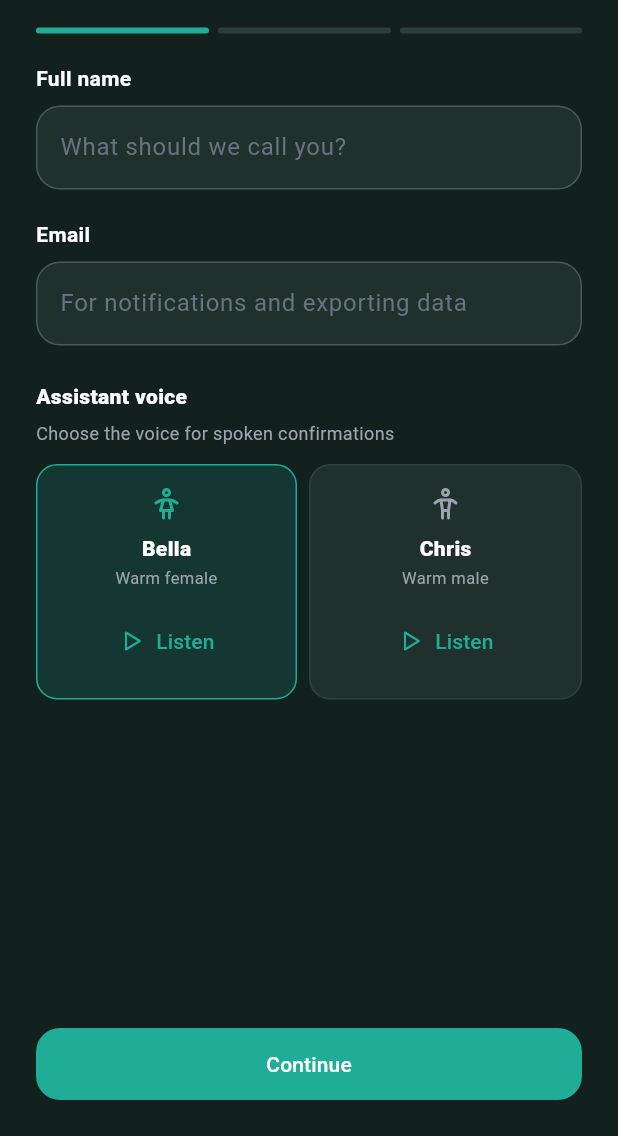
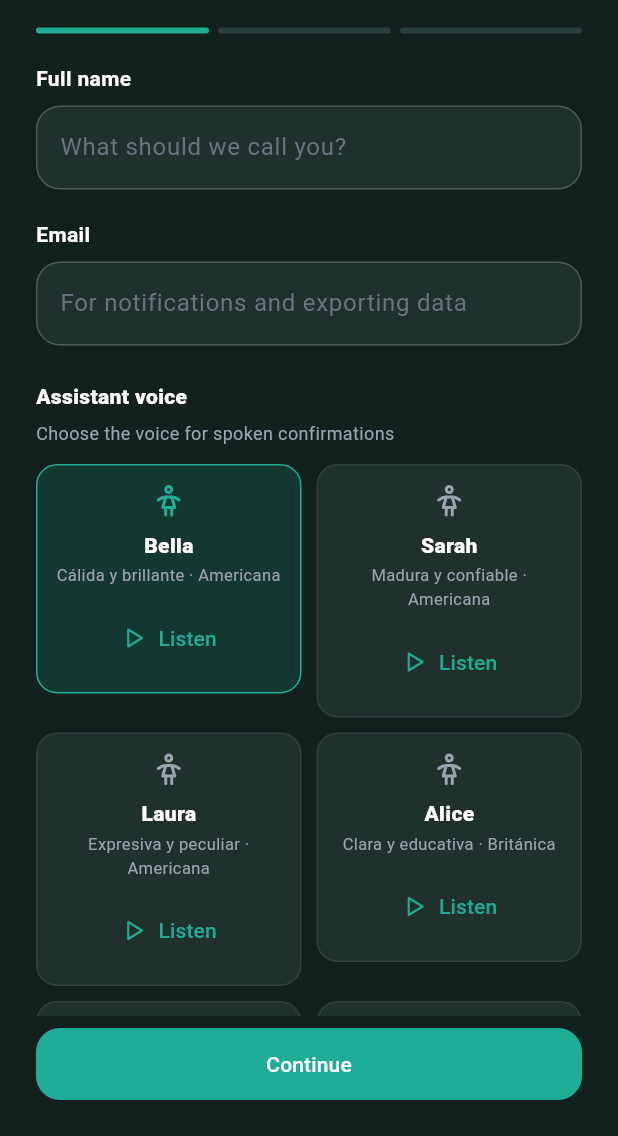
Before and after one commit to Alsahim0420/Billey, a Flutter app: the ProfileSetupScreen screen opened directly, on a phone screen of 412 x 824 dp, the part 100-1236 px from its top. Run offline on Flutter 3.47's test engine with Material 3 defaults, Android fonts, the phone set to English and light mode, and no system bars; our stand-ins replace cloud_firestore, csv, firebase_auth, firebase_core, fl_chart, flutter_local_notifications and 14 more; missing offline and left inert: audio_session, cryptography, record, zxing2; accounts and stored records are empty; statements that could not run were skipped.

Commit message:
feat(speech): add free voice catalog

```diff
--- a/lib/features/speech/application/speech_voice_provider.dart
+++ b/lib/features/speech/application/speech_voice_provider.dart
@@ -1,16 +1,22 @@
 import 'package:flutter/foundation.dart';
 import 'package:shared_preferences/shared_preferences.dart';
+
+enum SpeechVoiceGender { female, male, neutral }
 
 class SpeechVoiceOption {
   const SpeechVoiceOption({
     required this.id,
     required this.name,
-    required this.isFemale,
+    required this.gender,
+    required this.description,
   });
 
   final String id;
   final String name;
-  final bool isFemale;
+  final SpeechVoiceGender gender;
+  final String description;
+
+  bool get isFemale => gender == SpeechVoiceGender.female;
 }
 
 class SpeechVoiceProvider extends ChangeNotifier {
@@ -19,16 +25,135 @@ class SpeechVoiceProvider extends ChangeNotifier {
   static const femaleVoice = SpeechVoiceOption(
     id: 'hpp4J3VqNfWAUOO0d1Us',
     name: 'Bella',
-    isFemale: true,
+    gender: SpeechVoiceGender.female,
+    description: 'Cálida y brillante · Americana',
   );
 
   static const maleVoice = SpeechVoiceOption(
     id: 'iP95p4xoKVk53GoZ742B',
     name: 'Chris',
-    isFemale: false,
+    gender: SpeechVoiceGender.male,
+    description: 'Cercana y natural · Americano',
   );
 
-  static const options = [femaleVoice, maleVoice];
+  static const options = [
+    femaleVoice,
+    SpeechVoiceOption(
+      id: 'EXAVITQu4vr4xnSDxMaL',
+      name: 'Sarah',
+      gender: SpeechVoiceGender.female,
+      description: 'Madura y confiable · Americana',
+    ),
+    SpeechVoiceOption(
+      id: 'FGY2WhTYpPnrIDTdsKH5',
+      name: 'Laura',
+      gender: SpeechVoiceGender.female,
+      description: 'Expresiva y peculiar · Americana',
+    ),
+    SpeechVoiceOption(
+      id: 'Xb7hH8MSUJpSbSDYk0k2',
+      name: 'Alice',
+      gender: SpeechVoiceGender.female,
+      description: 'Clara y educativa · Británica',
+    ),
+    SpeechVoiceOption(
+      id: 'XrExE9yKIg1WjnnlVkGX',
+      name: 'Matilda',
+      gender: SpeechVoiceGender.female,
+      description: 'Profesional y clara · Americana',
+    ),
+    SpeechVoiceOption(
+      id: 'cgSgspJ2msm6clMCkdW9',
+      name: 'Jessica',
+      gender: SpeechVoiceGender.female,
+      description: 'Alegre y cálida · Americana',
+    ),
+    SpeechVoiceOption(
+      id: 'pFZP5JQG7iQjIQuC4Bku',
+      name: 'Lily',
+      gender: SpeechVoiceGender.female,
+      description: 'Suave y elegante · Británica',
+    ),
+    maleVoice,
+    SpeechVoiceOption(
+      id: 'CwhRBWXzGAHq8TQ4Fs17',
+      name: 'Roger',
+      gender: SpeechVoiceGender.male,
+      description: 'Casual y relajado · Americano',
+    ),
+    SpeechVoiceOption(
+      id: 'IKne3meq5aSn9XLyUdCD',
+      name: 'Charlie',
+      gender: SpeechVoiceGender.male,
+      description: 'Profundo y enérgico · Australiano',
+    ),
+    SpeechVoiceOption(
+      id: 'JBFqnCBsd6RMkjVDRZzb',
+      name: 'George',
+      gender: SpeechVoiceGender.male,
+      description: 'Narrador cálido · Británico',
+    ),
+    SpeechVoiceOption(
+      id: 'N2lVS1w4EtoT3dr4eOWO',
+      name: 'Callum',
+      gender: SpeechVoiceGender.male,
+      description: 'Ronco y expresivo · Americano',
+    ),
+    SpeechVoiceOption(
+      id: 'SOYHLrjzK2X1ezoPC6cr',
+      name: 'Harry',
+      gender: SpeechVoiceGender.male,
+      description: 'Intenso y fuerte · Americano',
+    ),
+    SpeechVoiceOption(
+      id: 'TX3LPaxmHKxFdv7VOQHJ',
+      name: 'Liam',
+      gender: SpeechVoiceGender.male,
+      description: 'Joven y energético · Americano',
+    ),
+    SpeechVoiceOption(
+      id: 'bIHbv24MWmeRgasZH58o',
+      name: 'Will',
+      gender: SpeechVoiceGender.male,
+      description: 'Relajado y optimista · Americano',
+    ),
+    SpeechVoiceOption(
+      id: 'cjVigY5qzO86Huf0OWal',
+      name: 'Eric',
+      gender: SpeechVoiceGender.male,
+      description: 'Suave y confiable · Americano',
+    ),
+    SpeechVoiceOption(
+      id: 'nPczCjzI2devNBz1zQrb',
+      name: 'Brian',
+      gender: SpeechVoiceGender.male,
+      description: 'Profundo y reconfortante · Americano',
+    ),
+    SpeechVoiceOption(
+      id: 'onwK4e9ZLuTAKqWW03F9',
+      name: 'Daniel',
+      gender: SpeechVoiceGender.male,
+      description: 'Estable, tipo locutor · Británico',
+    ),
+    SpeechVoiceOption(
+      id: 'pNInz6obpgDQGcFmaJgB',
+      name: 'Adam',
+      gender: SpeechVoiceGender.male,
+      description: 'Firme y dominante · Americano',
+    ),
+    SpeechVoiceOption(
+      id: 'pqHfZKP75CvOlQylNhV4',
+      name: 'Bill',
+      gender: SpeechVoiceGender.male,
+      description: 'Maduro y equilibrado · Americano',
+    ),
+    SpeechVoiceOption(
+      id: 'SAz9YHcvj6GT2YYXdXww',
+      name: 'River',
+      gender: SpeechVoiceGender.neutral,
+      description: 'Relajada e informativa · Neutral',
+    ),
+  ];
 
   SpeechVoiceOption _selectedVoice = femaleVoice;
 
--- a/lib/features/speech/presentation/speech_voice_selector.dart
+++ b/lib/features/speech/presentation/speech_voice_selector.dart
@@ -36,24 +36,27 @@ class SpeechVoiceSelector extends StatelessWidget {
           style: TextStyle(color: AppColors.textSecondary, fontSize: 12),
         ),
         const SizedBox(height: 12),
-        Row(
+        LayoutBuilder(
+          builder: (context, constraints) {
+            const spacing = 10.0;
+            final cardWidth = constraints.maxWidth >= 520
+                ? (constraints.maxWidth - spacing * 2) / 3
+                : (constraints.maxWidth - spacing) / 2;
+            return Wrap(
+              spacing: spacing,
+              runSpacing: spacing,
               children: SpeechVoiceProvider.options.map((voice) {
                 final selected = provider.selectedVoice.id == voice.id;
-            final isActivePreview = speechController.previewVoiceId == voice.id;
-            final description = voice.isFemale
-                ? l10n.assistantFemaleVoice
-                : l10n.assistantMaleVoice;
-            return Expanded(
-              child: Padding(
-                padding: EdgeInsets.only(
-                  right: voice == SpeechVoiceProvider.options.first ? 8 : 0,
-                ),
+                final isActivePreview =
+                    speechController.previewVoiceId == voice.id;
+                return SizedBox(
+                  width: cardWidth,
                   child: InkWell(
                     borderRadius: BorderRadius.circular(14),
                     onTap: () => provider.selectVoice(voice),
                     child: AnimatedContainer(
                       duration: const Duration(milliseconds: 180),
-                    padding: const EdgeInsets.all(14),
+                      padding: const EdgeInsets.all(12),
                       decoration: BoxDecoration(
                         color: selected
                             ? AppColors.primaryColor.withValues(alpha: 0.16)
@@ -68,7 +71,11 @@ class SpeechVoiceSelector extends StatelessWidget {
                       child: Column(
                         children: [
                           Icon(
-                          voice.isFemale ? TablerIcons.woman : TablerIcons.man,
+                            switch (voice.gender) {
+                              SpeechVoiceGender.female => TablerIcons.woman,
+                              SpeechVoiceGender.male => TablerIcons.man,
+                              SpeechVoiceGender.neutral => TablerIcons.user,
+                            },
                             color: selected
                                 ? AppColors.primaryColor
                                 : AppColors.textSecondary,
@@ -83,8 +90,10 @@ class SpeechVoiceSelector extends StatelessWidget {
                           ),
                           const SizedBox(height: 2),
                           Text(
-                          description,
+                            voice.description,
                             textAlign: TextAlign.center,
+                            maxLines: 2,
+                            overflow: TextOverflow.ellipsis,
                             style: TextStyle(
                               color: AppColors.textSecondary,
                               fontSize: 11,
@@ -109,7 +118,8 @@ class SpeechVoiceSelector extends StatelessWidget {
                                         strokeWidth: 2,
                                       ),
                                     )
-                                : const Icon(TablerIcons.player_play, size: 17),
+                                  : const Icon(TablerIcons.player_play,
+                                      size: 17),
                               label: Text(l10n.assistantVoicePreview),
                               style: TextButton.styleFrom(
                                 foregroundColor: AppColors.primaryColor,
@@ -121,9 +131,10 @@ class SpeechVoiceSelector extends StatelessWidget {
                       ),
                     ),
                   ),
-              ),
                 );
               }).toList(),
+            );
+          },
         ),
         if (speechController.state.status == SpeechAssistantStatus.failure &&
             speechController.state.errorMessage != null) ...[
--- a/lib/screens/profile_screen.dart
+++ b/lib/screens/profile_screen.dart
@@ -379,10 +379,14 @@ class _ProfileScreenState extends State<ProfileScreen> {
       shape: const RoundedRectangleBorder(
         borderRadius: BorderRadius.vertical(top: Radius.circular(24)),
       ),
-      builder: (context) => const SafeArea(
-        child: Padding(
-          padding: EdgeInsets.fromLTRB(24, 24, 24, 32),
-          child: SpeechVoiceSelector(),
+      builder: (context) => const FractionallySizedBox(
+        heightFactor: 0.92,
+        child: SafeArea(
+          child: SingleChildScrollView(
+            physics: BouncingScrollPhysics(),
+            padding: EdgeInsets.fromLTRB(24, 24, 24, 32),
+            child: SpeechVoiceSelector(),
+          ),
         ),
       ),
     );
```
Lines whose indentation alone changed are shown as unchanged.
